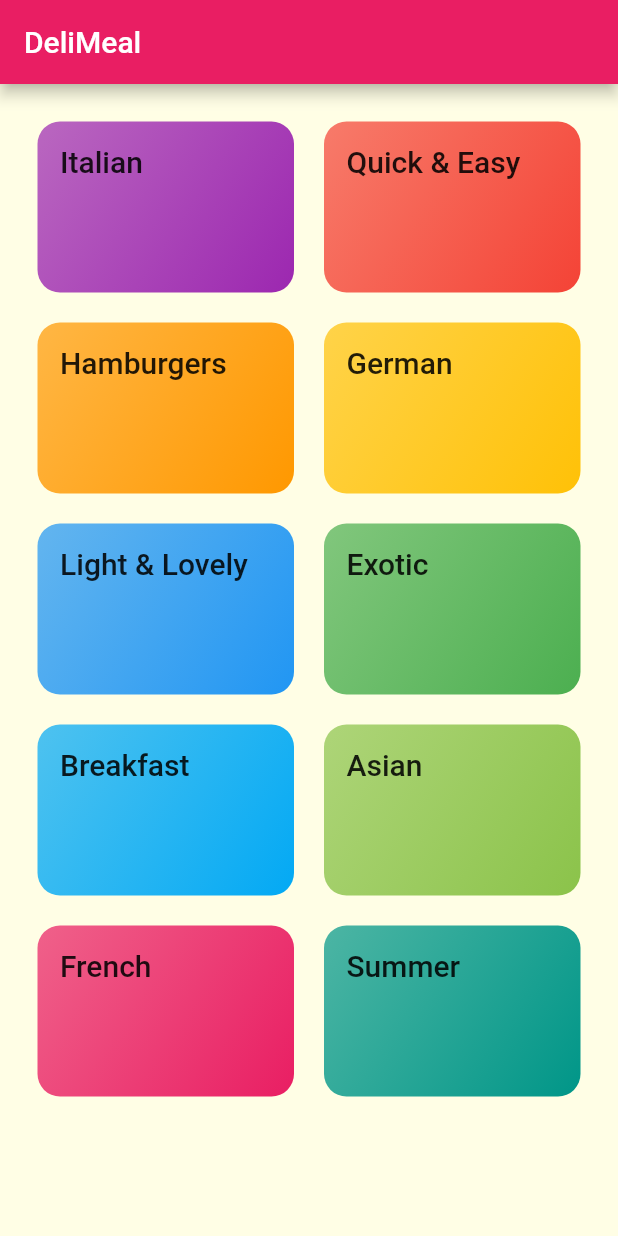
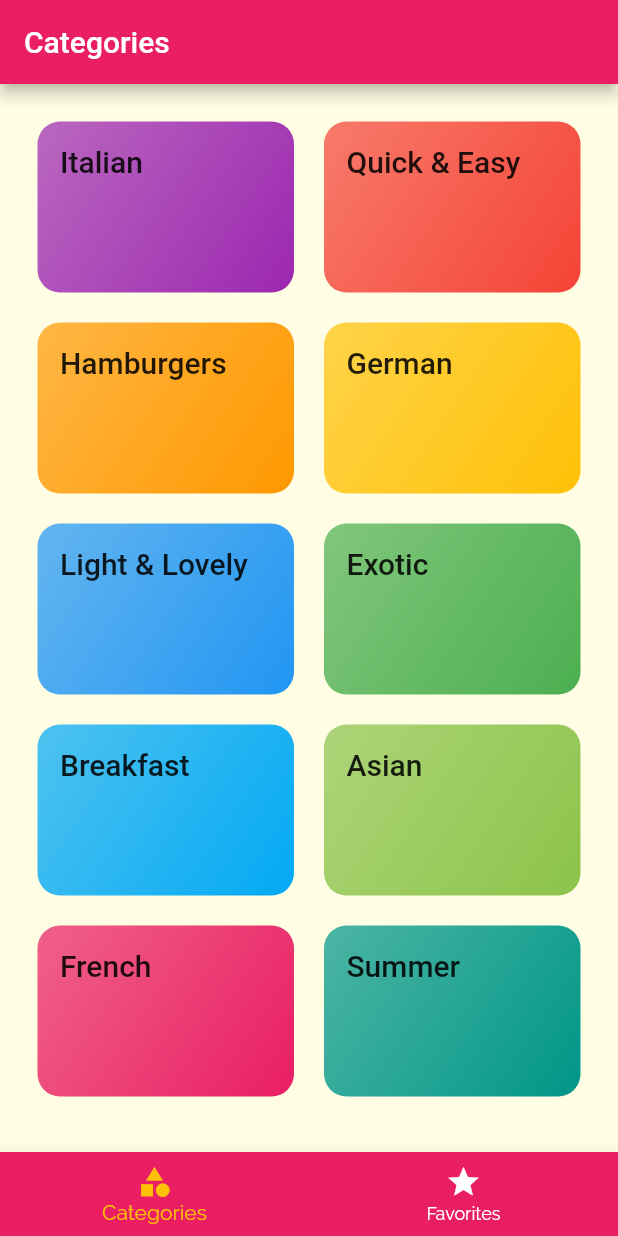
Before and after one commit to hdwhitem/Meal_App, a Flutter app: the screen it shows after launch, on a phone screen of 412 x 824 dp. Run offline on Flutter 3.47's test engine with Material 2 defaults, Android fonts, the phone set to English and light mode, and no system bars.

Commit message:
TabBar to the Appbar and Bottom

```diff
--- a/lib/main.dart
+++ b/lib/main.dart
@@ -1,7 +1,7 @@
 import 'package:flutter/material.dart';
-import './screens/categories_screen.dart';
 import './screens/category_meal_screen.dart';
 import './screens/meal_detail_screen.dart';
+import './screens/bottom_tabBar_screen.dart';
 
 void main() {
   runApp(const MyApp());
@@ -37,7 +37,7 @@ class MyApp extends StatelessWidget {
         //home: CategoriesScreen(),
         initialRoute: '/',
         routes: {
-          '/': (context) => CategoriesScreen(),
+          '/': (context) => TabsScreen(),
           CategoryMealScreen.routeName: (context) => CategoryMealScreen(),
           MealDetailScreen.routeName: (context) => MealDetailScreen(),
         });
--- /dev/null
+++ b/lib/screens/bottom_tabBar_screen.dart
@@ -0,0 +1,52 @@
+import 'package:flutter/material.dart';
+import '/screens/categories_screen.dart';
+import '/screens/favorites_screen.dart';
+
+class TabsScreen extends StatefulWidget {
+  const TabsScreen({Key? key}) : super(key: key);
+
+  @override
+  State<TabsScreen> createState() => _TabsScreenState();
+}
+
+class _TabsScreenState extends State<TabsScreen> {
+  final List<Map<String, dynamic>> _pages = [
+    {'page': CategoriesScreen(), 'title': 'Categories'},
+    {'page': FavoritesScreen(), 'title': 'Favorites'},
+  ];
+
+  int _SelectedPageIndex = 0;
+
+  void _selectPage(int index) {
+    setState(() {
+      _SelectedPageIndex = index;
+    });
+  }
+
+  @override
+  Widget build(BuildContext context) {
+    return Scaffold(
+      appBar: AppBar(
+        title: Text(_pages[_SelectedPageIndex]['title']),
+      ),
+      body: _pages[_SelectedPageIndex]['page'],
+      bottomNavigationBar: BottomNavigationBar(
+        onTap: _selectPage,
+        backgroundColor: Theme.of(context).colorScheme.primary,
+        unselectedItemColor: Colors.white,
+        selectedItemColor: Theme.of(context).colorScheme.secondary,
+        currentIndex: _SelectedPageIndex,
+        items: const [
+          BottomNavigationBarItem(
+            icon: Icon(Icons.category),
+            label: 'Categories',
+          ),
+          BottomNavigationBarItem(
+            icon: Icon(Icons.star),
+            label: 'Favorites',
+          ),
+        ],
+      ),
+    );
+  }
+}
--- a/lib/screens/categories_screen.dart
+++ b/lib/screens/categories_screen.dart
@@ -7,11 +7,7 @@ class CategoriesScreen extends StatelessWidget {
 
   @override
   Widget build(BuildContext context) {
-    return Scaffold(
-      appBar: AppBar(
-        title: const Text('DeliMeal'),
-      ),
-      body: GridView(
+    return GridView(
       padding: const EdgeInsets.all(25),
       children: DUMMY_CATEGORIES
           .map(
@@ -28,7 +24,6 @@ class CategoriesScreen extends StatelessWidget {
         crossAxisSpacing: 20,
         mainAxisSpacing: 20,
       ),
-      ),
     );
   }
 }
--- /dev/null
+++ b/lib/screens/favorites_screen.dart
@@ -0,0 +1,12 @@
+import 'package:flutter/material.dart';
+
+class FavoritesScreen extends StatelessWidget {
+  const FavoritesScreen({Key? key}) : super(key: key);
+
+  @override
+  Widget build(BuildContext context) {
+    return const Center(
+      child: Text('The Favorites'),
+    );
+  }
+}
```
Also changed, not shown: lib/screens/tabs_screen.dart (added, +45 -0 lines). Lines whose indentation alone changed are shown as unchanged.
